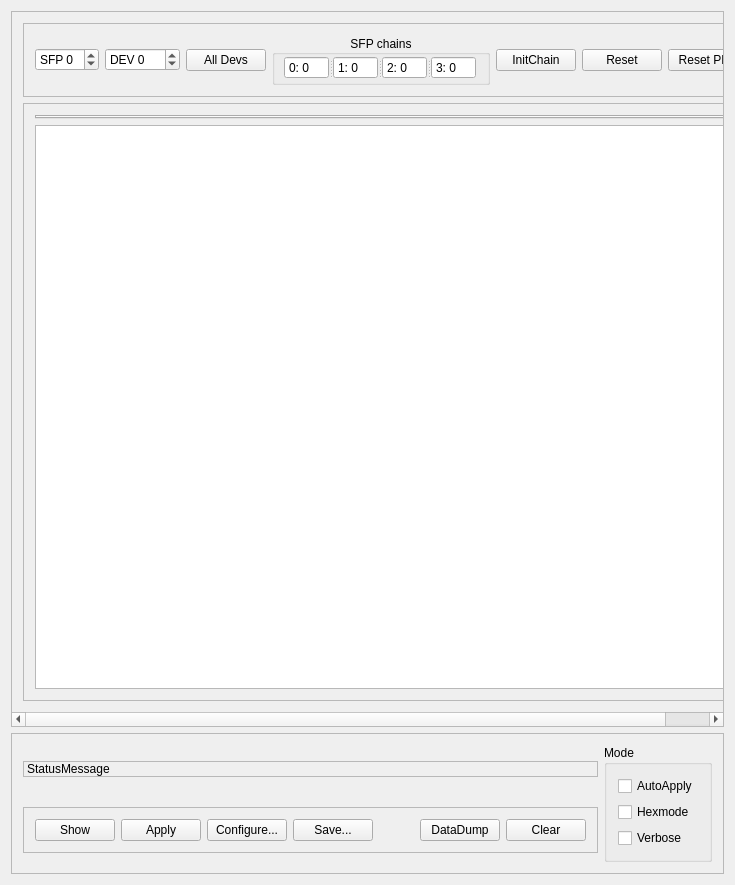
Before: the Qt Designer form mbspex/gui/qt/nyxor/NyxorGui.ui in gsi-ee/drivers, drawn with Qt 5.
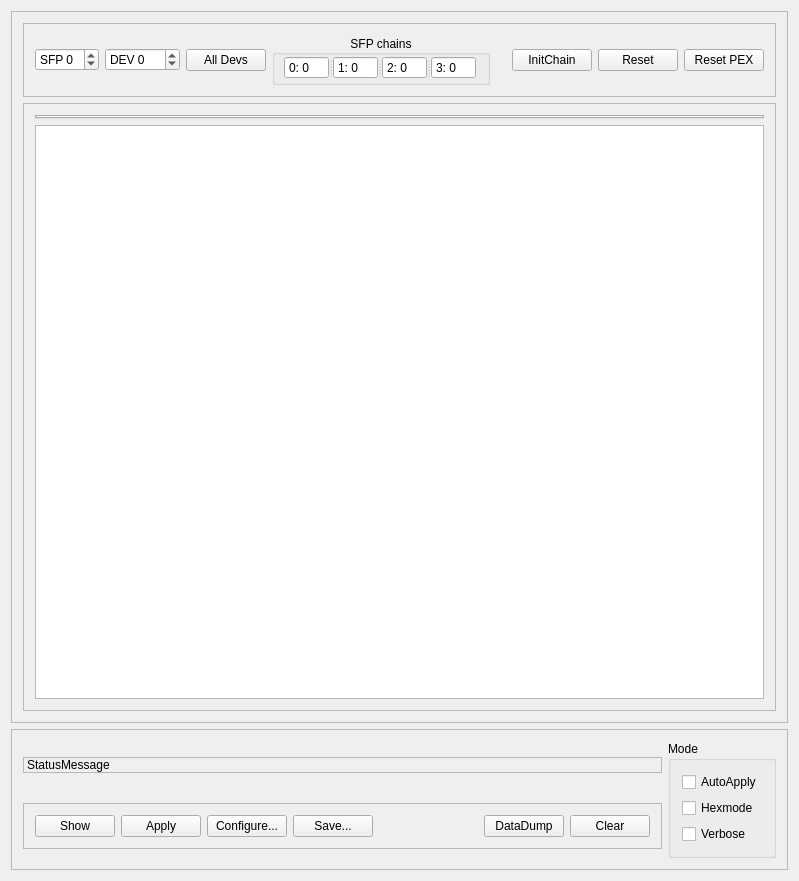
After: the same form once the commit is applied.

Commit message: mbspex nyxor gui: fixed writing gosipcmd configuration file (needed a force flag for SetRegisters to ignore change masks :)). Some tests, minor layout improvements.

What changed in the file:
```diff
--- a/mbspex/gui/qt/nyxor/NyxorGui.ui
+++ b/mbspex/gui/qt/nyxor/NyxorGui.ui
@@ -6,8 +6,8 @@
    <rect>
     <x>0</x>
     <y>0</y>
-    <width>735</width>
-    <height>885</height>
+    <width>799</width>
+    <height>881</height>
    </rect>
   </property>
   <property name="windowTitle">
@@ -30,8 +30,8 @@
        <rect>
         <x>0</x>
         <y>0</y>
-        <width>755</width>
-        <height>722</height>
+        <width>777</width>
+        <height>734</height>
        </rect>
       </property>
       <layout class="QVBoxLayout" name="verticalLayout">
@@ -285,8 +285,8 @@
            <rect>
             <x>0</x>
             <y>0</y>
-            <width>733</width>
-            <height>631</height>
+            <width>755</width>
+            <height>643</height>
            </rect>
           </property>
           <layout class="QGridLayout" name="gridLayout">
@@ -351,7 +351,7 @@
        <rect>
         <x>0</x>
         <y>0</y>
-        <width>713</width>
+        <width>777</width>
         <height>115</height>
        </rect>
       </property>
```
The commit also changes 10 other files.
